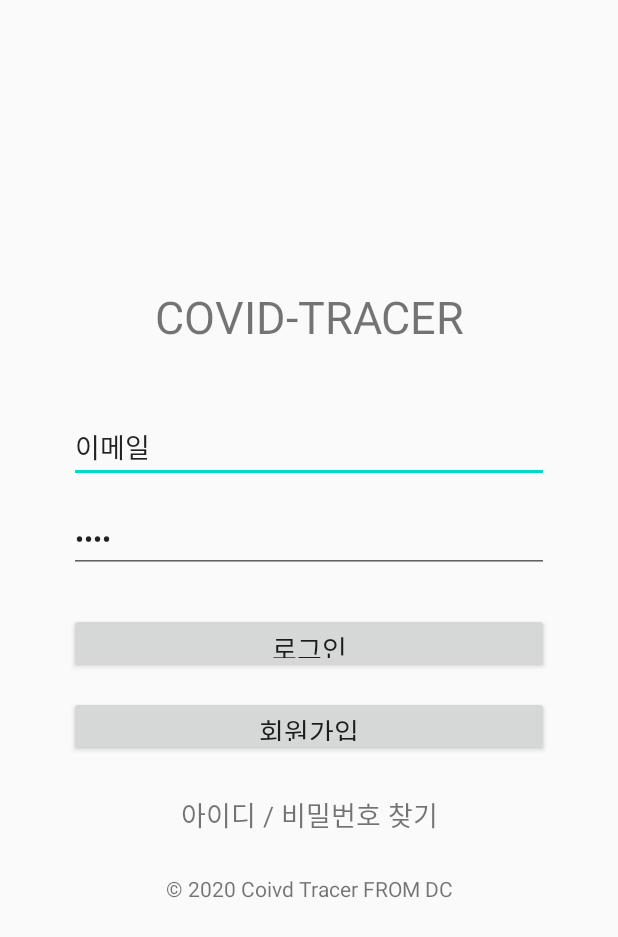
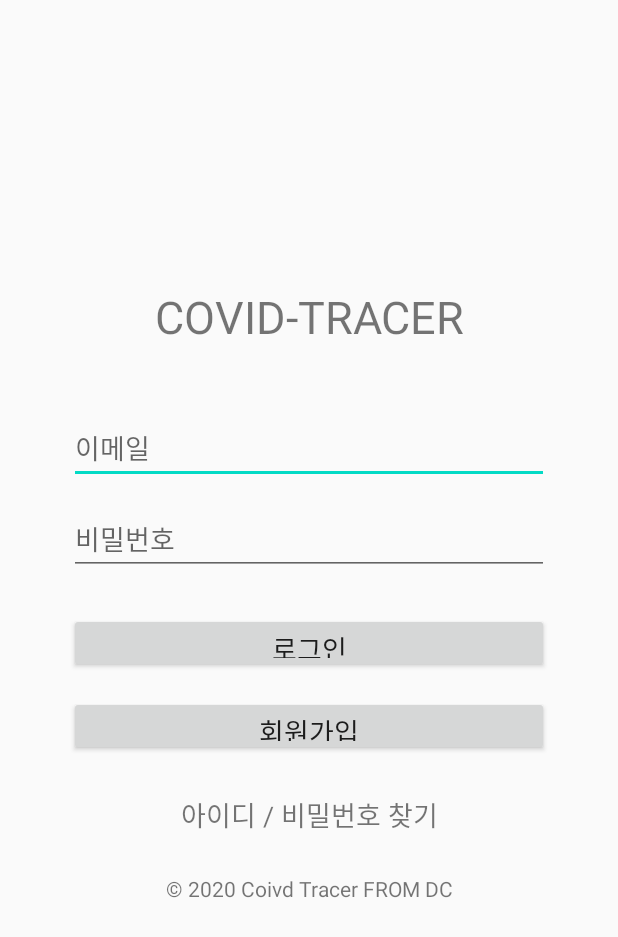
Before and after one commit to DC-Destroy-Corona/covid-tracing-app, an Android app: the screen it shows after launch (LoginActivity), on a phone screen of 412 x 824 dp. Shown: the top 937 px of the screen. Run offline under Robolectric (Android 15) with nearby library versions, the phone set to English and light mode, and no system bars.

Commit message:
Create SignActivity

```diff
--- a/app/src/main/AndroidManifest.xml
+++ b/app/src/main/AndroidManifest.xml
@@ -1,5 +1,6 @@
 <?xml version="1.0" encoding="utf-8"?>
 <manifest xmlns:android="http://schemas.android.com/apk/res/android"
+    xmlns:tools="http://schemas.android.com/tools"
     package="com.example.covid_tracing_app">
 
     <application
@@ -9,6 +10,7 @@
         android:roundIcon="@mipmap/ic_launcher_round"
         android:supportsRtl="true"
         android:theme="@style/AppTheme">
+        <activity android:name=".SignupActivity"></activity>
         <activity
             android:name=".LoginActivity"
             android:theme="@style/AppTheme.NoActionBar">
@@ -18,7 +20,6 @@
                 <category android:name="android.intent.category.LAUNCHER" />
             </intent-filter>
         </activity>
-
     </application>
 
 </manifest>
--- a/app/src/main/java/com/example/covid_tracing_app/LoginActivity.java
+++ b/app/src/main/java/com/example/covid_tracing_app/LoginActivity.java
@@ -2,13 +2,30 @@ package com.example.covid_tracing_app;
 
 import androidx.appcompat.app.AppCompatActivity;
 
+import android.content.Intent;
 import android.os.Bundle;
+import android.view.View;
+import android.widget.Button;
 
 public class LoginActivity extends AppCompatActivity {
+    Button btnSignup;
 
     @Override
     protected void onCreate(Bundle savedInstanceState) {
         super.onCreate(savedInstanceState);
         setContentView(R.layout.activity_login);
+        btnSignup = (Button)findViewById(R.id.buttonSignup);
+    }
+
+    @Override
+    protected void onStart() {
+        super.onStart();
+        btnSignup.setOnClickListener(new View.OnClickListener() {
+            @Override
+            public void onClick(View view) {
+                Intent intent = new Intent(LoginActivity.this,SignupActivity.class);
+                startActivity(intent);
+            }
+        });
     }
 }
--- a/app/src/main/res/layout/activity_login.xml
+++ b/app/src/main/res/layout/activity_login.xml
@@ -49,8 +49,8 @@
         android:layout_width="wrap_content"
         android:layout_height="wrap_content"
         android:ems="15"
+        android:hint="이메일"
         android:inputType="textEmailAddress"
-        android:text="이메일"
         android:textSize="18sp"
         app:layout_constraintBottom_toBottomOf="parent"
         app:layout_constraintEnd_toEndOf="parent"
@@ -63,8 +63,8 @@
         android:layout_width="wrap_content"
         android:layout_height="wrap_content"
         android:ems="15"
+        android:hint="비밀번호"
         android:inputType="textPassword"
-        android:text="비밀번호"
         android:textSize="18sp"
         app:layout_constraintBottom_toBottomOf="parent"
         app:layout_constraintEnd_toEndOf="parent"
```
Also changed, not shown: app/src/main/java/com/example/covid_tracing_app/SignupActivity.java (added, +14 -0 lines), app/src/main/res/layout/activity_signup.xml (added, +9 -0 lines).
